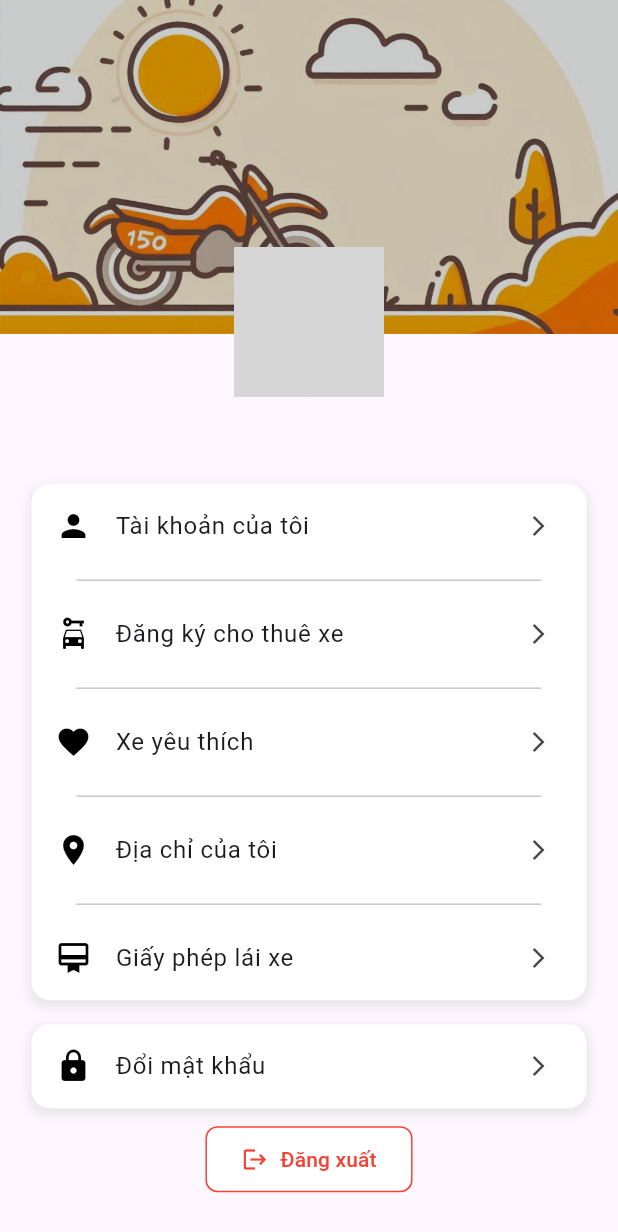
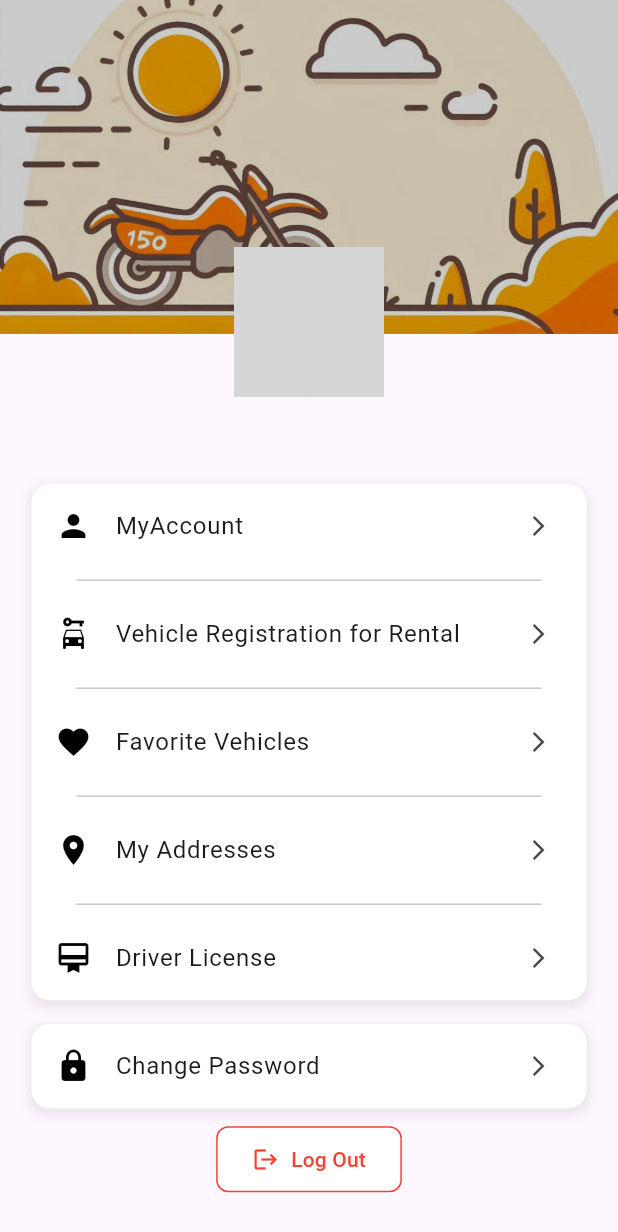
Before and after one commit to huynhcuong27042003/final_project_rent_moto-fe, a Flutter app: the UserInforScreen screen opened directly, on a phone screen of 412 x 824 dp. Shown: the top 1232 px of the screen. Run offline on Flutter 3.47's test engine with Material 3 defaults, Android fonts, the phone set to English and light mode, and no system bars; our stand-ins replace cloud_firestore, curved_navigation_bar, firebase_auth, firebase_core, firebase_storage, geolocator and 3 more; missing offline and left inert: mailer; accounts and stored records are empty; network calls fail; grey boxes are pictures that could not be loaded.

Commit message:
DoneUpdateUser-16/11

```diff
--- a/lib/widgets/users/user_infor_body.dart
+++ b/lib/widgets/users/user_infor_body.dart
@@ -53,11 +53,11 @@ class _UserInforBodyState extends State<UserInforBody> {
             avatarUrl = userData['information']?['avatar'];
           });
         } else {
-          print("Không tìm thấy người dùng với email này.");
+          print("No user found with this email.");
         }
       }
     } catch (e) {
-      print("Lỗi khi lấy dữ liệu người dùng: $e");
+      print("Error fetching user data: $e");
     }
   }
 
@@ -95,7 +95,7 @@ class _UserInforBodyState extends State<UserInforBody> {
                       ),
                       SizedBox(height: 16),
                       Text(
-                        userName ?? 'Tên người dùng',
+                        userName ?? 'User Name',
                         style: TextStyle(
                           fontSize: 18.0,
                           fontWeight: FontWeight.bold,
@@ -120,19 +120,19 @@ class _UserInforBodyState extends State<UserInforBody> {
                           child: Column(
                             children: [
                               _buildMenuItem(
-                                  Icons.person, 'Tài khoản của tôi', context),
+                                  Icons.person, 'MyAccount', context),
                               Divider(indent: 30.0, endIndent: 30.0),
                               _buildMenuItem(Icons.car_rental,
-                                  'Đăng ký cho thuê xe', context),
+                                  'Vehicle Registration for Rental', context),
                               Divider(indent: 30.0, endIndent: 30.0),
                               _buildMenuItem(
-                                  Icons.favorite, 'Xe yêu thích', context),
+                                  Icons.favorite, 'Favorite Vehicles', context),
                               Divider(indent: 30.0, endIndent: 30.0),
-                              _buildMenuItem(Icons.location_on,
-                                  'Địa chỉ của tôi', context),
+                              _buildMenuItem(
+                                  Icons.location_on, 'My Addresses', context),
                               Divider(indent: 30.0, endIndent: 30.0),
                               _buildMenuItem(Icons.card_membership,
-                                  'Giấy phép lái xe', context),
+                                  'Driver License', context),
                             ],
                           ),
                         ),
@@ -155,7 +155,7 @@ class _UserInforBodyState extends State<UserInforBody> {
                           child: Column(
                             children: [
                               _buildMenuItem(
-                                  Icons.lock, 'Đổi mật khẩu', context),
+                                  Icons.lock, 'Change Password', context),
                             ],
                           ),
                         ),
@@ -174,7 +174,7 @@ class _UserInforBodyState extends State<UserInforBody> {
                         },
                         icon: Icon(Icons.logout, color: Colors.red),
                         label: Text(
-                          'Đăng xuất',
+                          'Log Out',
                           style: TextStyle(color: Colors.red),
                         ),
                         style: ElevatedButton.styleFrom(
@@ -204,22 +204,15 @@ class _UserInforBodyState extends State<UserInforBody> {
       title: Text(title),
       trailing: Icon(Icons.arrow_forward_ios, size: 16.0),
       onTap: () async {
-        if (title == 'Tài khoản của tôi') {
-          final updatedUserData = await Navigator.push(
+        if (title == 'MyAccount') {
+          // Điều hướng đến màn hình UserInforMyaccount và đợi kết quả
+          await Navigator.push(
             context,
             MaterialPageRoute(builder: (context) => const UserInforMyaccount()),
           );
 
-          // Kiểm tra và chỉ cập nhật nếu có thay đổi
-          if (updatedUserData != null) {
-            setState(() {
-              userName = updatedUserData['name'];
-              // Chỉ cập nhật avatar nếu có URL avatar mới
-              if (updatedUserData['avatar'] != null) {
-                avatarUrl = updatedUserData['avatar'];
-              }
-            });
-          }
+          // Sau khi quay lại, lấy lại dữ liệu từ Firebase
+          await _fetchUserNameAndAvatar();
         }
       },
     );
```
Also changed, not shown: lib/widgets/users/user_infor_myaccount_form.dart (+21 -7 lines).
